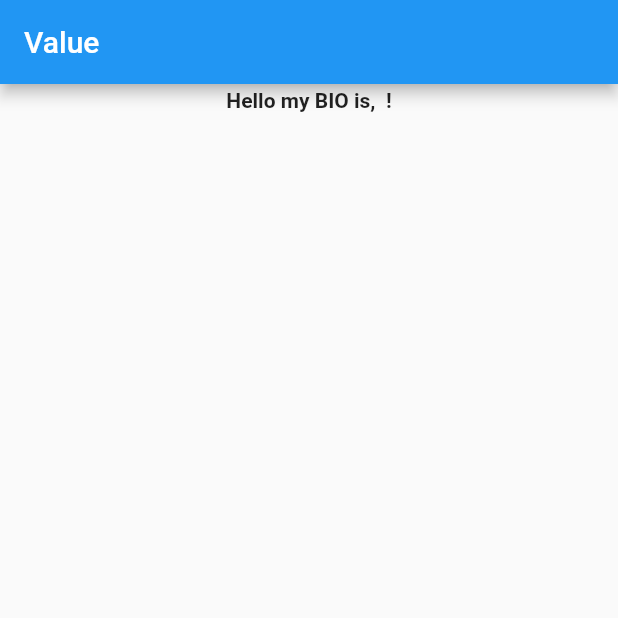
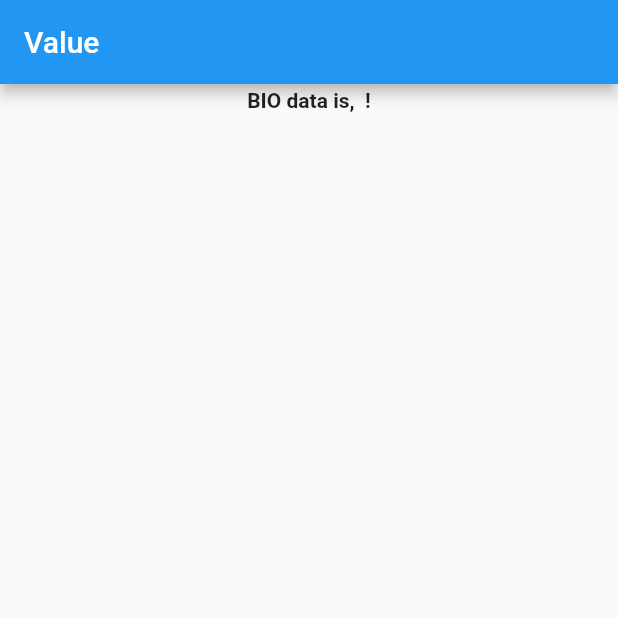
Before and after one commit to davidatdavidparry/flutter-connect, a Flutter app: the screen it shows after launch, on a phone screen of 412 x 824 dp, the top half of it. Run offline on Flutter 3.47's test engine with Material 2 defaults, Android fonts, the phone set to English and light mode, and no system bars; missing offline and left inert: github.

Commit message:
mainly moved to branch

```diff
--- a/lib/ProfileWidget.dart
+++ b/lib/ProfileWidget.dart
@@ -49,7 +49,7 @@ class ProfileWidget extends StatelessWidget {
 
     List<Widget> widgets = <Widget>[
       Text(
-        'Hello my BIO is, $v !',
+        'BIO data is, $v !',
         textAlign: TextAlign.center,
         style: TextStyle(fontWeight: FontWeight.bold),
       )
```
